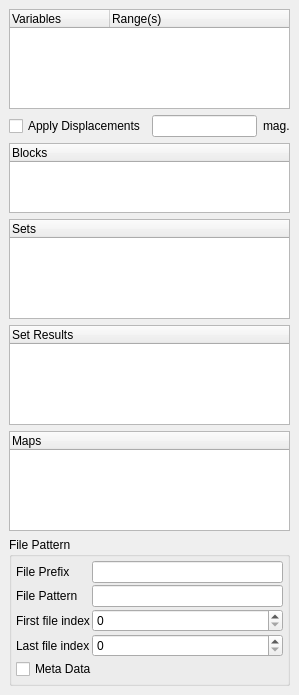
This is Qt/Components/Resources/UI/pqExodusIIPanel.ui in wildmichael/ParaView3-enhancements-old as Qt 5 draws it before an edit. The edited form follows.
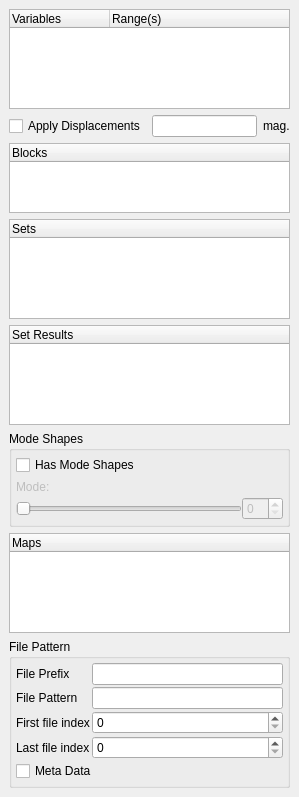
This is the edited form. Custom widgets are drawn as their Qt base class.

Commit message: ENH: Add cell, face, and edge icons for ExodusII reader ENH: Add mode shape GUI to ExodusII reader and ... BUG: Fix the way time requests are passed from vtkPExodusIIReader to vtkExodusIIReader... ENH: ... so that temporal support works again. BUG: Fix issue where edge and face-centered variables were not displayed and thus      could not be loaded.

Diff of the .ui file:
```diff
--- a/Qt/Components/Resources/UI/pqExodusIIPanel.ui
+++ b/Qt/Components/Resources/UI/pqExodusIIPanel.ui
@@ -128,6 +128,112 @@
      </column>
     </widget>
    </item>
+   <item>
+    <widget class="pqCollapsedGroup" name="modeShapesGroup" >
+     <property name="title" >
+      <string>Mode Shapes</string>
+     </property>
+     <layout class="QVBoxLayout" >
+      <property name="margin" >
+       <number>4</number>
+      </property>
+      <property name="spacing" >
+       <number>2</number>
+      </property>
+      <item>
+       <widget class="QCheckBox" name="HasModeShapes" >
+        <property name="text" >
+         <string>Has Mode Shapes</string>
+        </property>
+       </widget>
+      </item>
+      <item>
+       <widget class="QFrame" name="ModeShapeOptions" >
+        <property name="enabled" >
+         <bool>false</bool>
+        </property>
+        <property name="frameShape" >
+         <enum>QFrame::NoFrame</enum>
+        </property>
+        <property name="frameShadow" >
+         <enum>QFrame::Raised</enum>
+        </property>
+        <layout class="QVBoxLayout" >
+         <property name="margin" >
+          <number>0</number>
+         </property>
+         <property name="spacing" >
+          <number>2</number>
+         </property>
+         <item>
+          <layout class="QVBoxLayout" >
+           <property name="margin" >
+            <number>0</number>
+           </property>
+           <property name="spacing" >
+            <number>0</number>
+           </property>
+           <item>
+            <layout class="QHBoxLayout" >
+             <property name="margin" >
+              <number>0</number>
+             </property>
+             <property name="spacing" >
+              <number>0</number>
+             </property>
+             <item>
+              <widget class="QLabel" name="label_2" >
+               <property name="text" >
+                <string>Mode:</string>
+               </property>
+              </widget>
+             </item>
+             <item>
+              <spacer>
+               <property name="orientation" >
+                <enum>Qt::Horizontal</enum>
+               </property>
+               <property name="sizeHint" >
+                <size>
+                 <width>181</width>
+                 <height>20</height>
+                </size>
+               </property>
+              </spacer>
+             </item>
+             <item>
+              <widget class="QLabel" name="ModeLabel" />
+             </item>
+            </layout>
+           </item>
+           <item>
+            <layout class="QHBoxLayout" >
+             <property name="margin" >
+              <number>0</number>
+             </property>
+             <property name="spacing" >
+              <number>0</number>
+             </property>
+             <item>
+              <widget class="QSlider" name="ModeSelectSlider" >
+               <property name="orientation" >
+                <enum>Qt::Horizontal</enum>
+               </property>
+              </widget>
+             </item>
+             <item>
+              <widget class="QSpinBox" name="ModeSelectSpinBox" />
+             </item>
+            </layout>
+           </item>
+          </layout>
+         </item>
+        </layout>
+       </widget>
+      </item>
+     </layout>
+    </widget>
+   </item>
    <item>
     <widget class="pqTreeWidget" name="Maps" >
      <property name="minimumSize" >
```
The commit also changes 10 other files.
